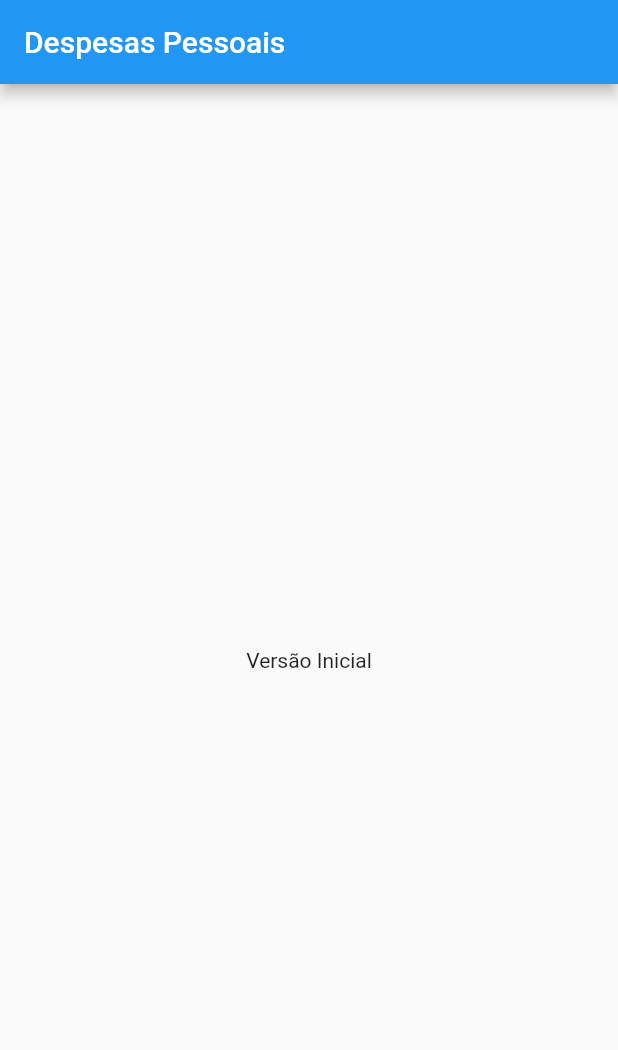
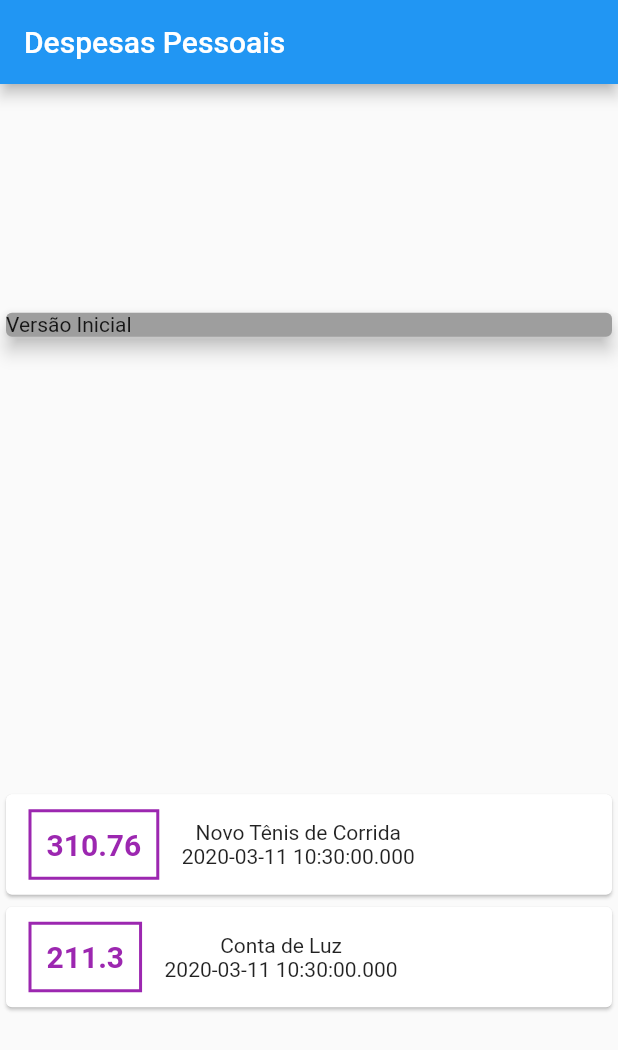
Before and after one commit to MarcLins/CursosDeFlutter-Cod3r-Expenses, a Flutter app: the screen it shows after launch, on a phone screen of 412 x 824 dp. Shown: the top 1050 px of the screen. Run offline on Flutter 3.47's test engine with Material 2 defaults, Android fonts, the phone set to English and light mode, and no system bars.

Commit message:
Add Cards

```diff
--- a/lib/main.dart
+++ b/lib/main.dart
@@ -1,3 +1,4 @@
+import 'package:expenses/models/transaction.dart';
 import 'package:flutter/material.dart';
 
 main() => runApp(ExpensesApp());
@@ -13,15 +14,71 @@ class ExpensesApp extends StatelessWidget {
 }
 
 class MyHomePage extends StatelessWidget {
+  final _transactions = [
+    Transaction(
+      id: 't1',
+      title: 'Novo Tênis de Corrida',
+      value: 310.76,
+      date: DateTime.now(),
+    ),
+    Transaction(
+      id: 't2',
+      title: 'Conta de Luz',
+      value: 211.30,
+      date: DateTime.now(),
+    ),
+  ];
+
   @override
   Widget build(BuildContext context) {
     return Scaffold(
-      appBar: AppBar(
-        title: Text('Despesas Pessoais'),
-      ),
-      body: Center(
-        child: Text("Versão Inicial"),
-      ),
-    );
+        appBar: AppBar(
+          title: Text('Despesas Pessoais'),
+        ),
+        body: Column(
+            mainAxisAlignment: MainAxisAlignment.spaceAround,
+            crossAxisAlignment: CrossAxisAlignment.stretch,
+            children: <Widget>[
+              Container(
+                child: Card(
+                  color: Colors.grey,
+                  child: Text("Versão Inicial"),
+                  elevation: 5,
+                ),
+              ),
+              Column(
+                children: _transactions.map((tr) {
+                  return Card(
+                      child: Row(
+                    children: <Widget>[
+                      Container(
+                        margin:
+                            EdgeInsets.symmetric(horizontal: 15, vertical: 10),
+                        decoration: BoxDecoration(
+                            border: Border.all(
+                          color: Colors.purple,
+                          width: 2,
+                        )),
+                        padding: EdgeInsets.all(10),
+                        child: Text(
+                          tr.value.toString(),
+                          style: TextStyle(
+                            fontWeight: FontWeight.bold,
+                            fontSize: 20,
+                            color: Colors.purple,
+                          ),
+                        ),
+                      ),
+                      Column(
+                        children: <Widget>[
+                          Text(tr.title),
+                          Text(tr.date.toString()),
+                        ],
+                      )
+                    ],
+                  ));
+                }).toList(),
+              ),
+            ]));
   }
 }
--- /dev/null
+++ b/lib/models/transaction.dart
@@ -0,0 +1,15 @@
+import 'package:flutter/foundation.dart';
+
+class Transaction {
+  final String id;
+  final String title;
+  final double value;
+  final DateTime date;
+
+  Transaction({
+    @required this.id,
+    @required this.title,
+    @required this.value,
+    @required this.date,
+  });
+}
```
